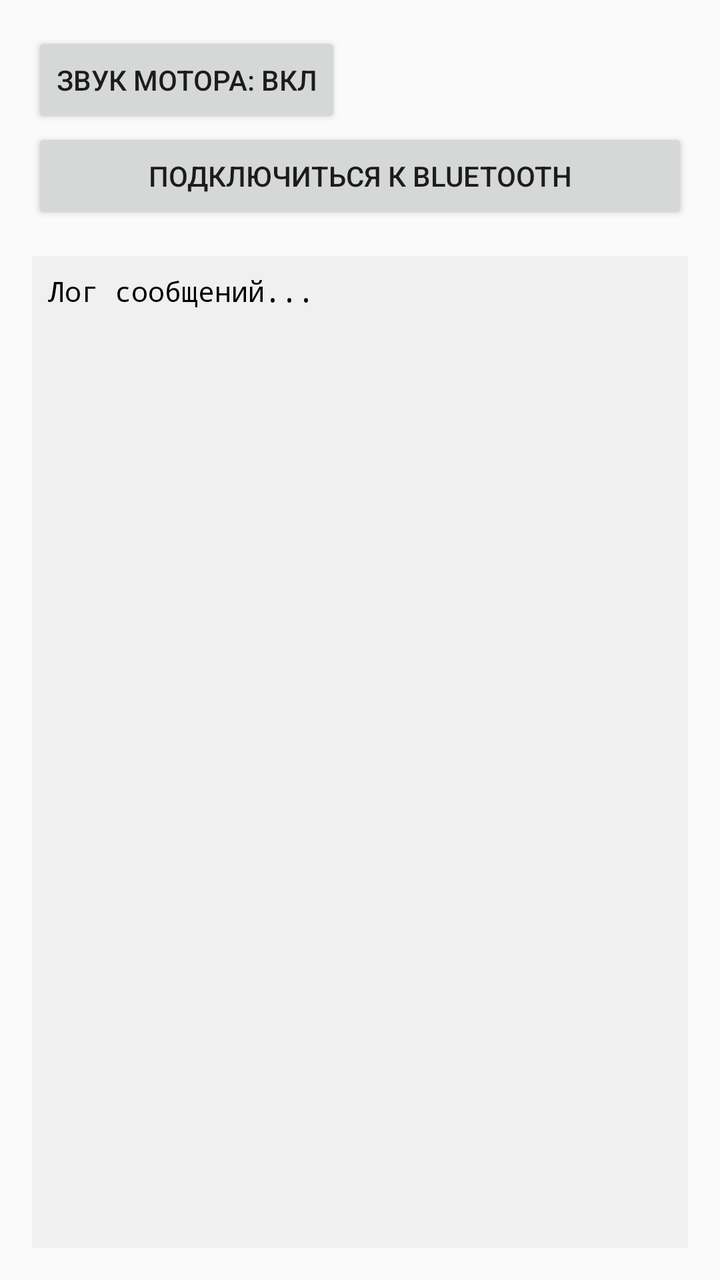
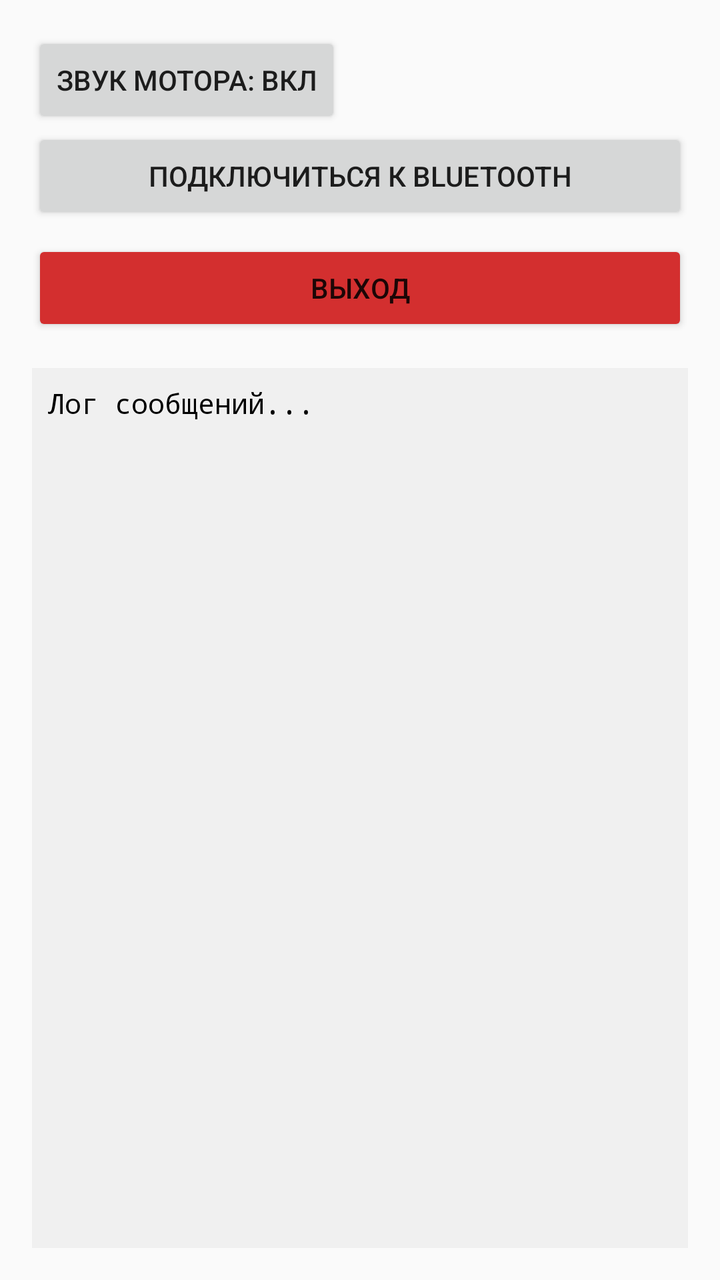

Compare the two renders of this Android layout. The source of the first and the diff that turns it into the second are given below.
<!-- AndroidManifest.xml: activity theme Theme.AppCompat.Light.DarkActionBar -->
<!-- res/layout/activity_main.xml -->
<?xml version="1.0" encoding="utf-8"?>
<LinearLayout xmlns:android="http://schemas.android.com/apk/res/android"
    xmlns:app="http://schemas.android.com/apk/res-auto"
    android:layout_width="match_parent"
    android:layout_height="match_parent"
    android:orientation="vertical"
    android:padding="16dp">

    <Button
        android:id="@+id/btnEngineMute"
        android:layout_width="wrap_content"
        android:layout_height="wrap_content"
        android:text="Звук мотора: ВКЛ" />

    <Button
        android:id="@+id/btnConnect"
        android:layout_width="match_parent"
        android:layout_height="wrap_content"
        android:text="Подключиться к Bluetooth" />

    <ScrollView
        android:id="@+id/scrollView"
        android:layout_width="match_parent"
        android:layout_height="0dp"
        android:layout_weight="1"
        android:layout_marginTop="16dp"
        android:background="#F0F0F0">

        <TextView
            android:id="@+id/tvLogs"
            android:layout_width="match_parent"
            android:layout_height="wrap_content"
            android:padding="8dp"
            android:text="Лог сообщений...\n"
            android:textColor="#000000"
            android:fontFamily="monospace" />
    </ScrollView>
</LinearLayout>
<!-- resources referenced by this layout -->
<resources>

</resources>

<!-- the commit's change to res/layout/activity_main.xml (unified diff, before → after) -->
@@ -18,6 +18,14 @@
         android:layout_height="wrap_content"
         android:text="Подключиться к Bluetooth" />
 
+    <Button
+        android:id="@+id/btnExit"
+        android:layout_width="match_parent"
+        android:layout_height="wrap_content"
+        android:layout_marginTop="8dp"
+        android:text="Выход"
+        android:backgroundTint="#D32F2F" />
+
     <ScrollView
         android:id="@+id/scrollView"
         android:layout_width="match_parent"
